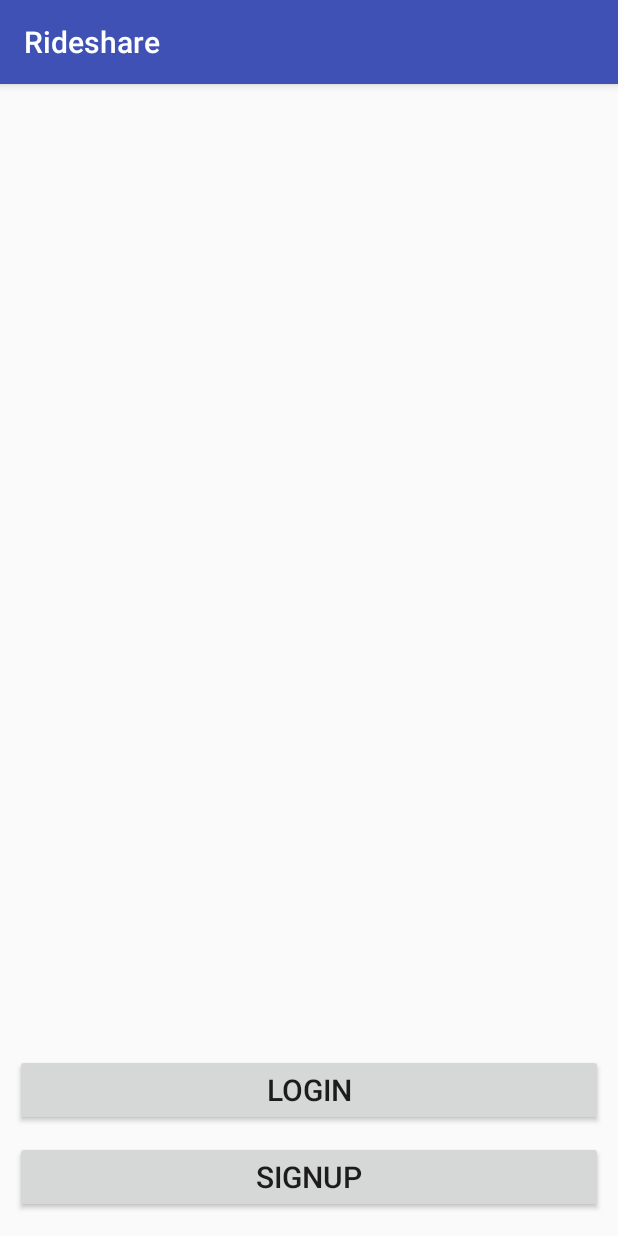
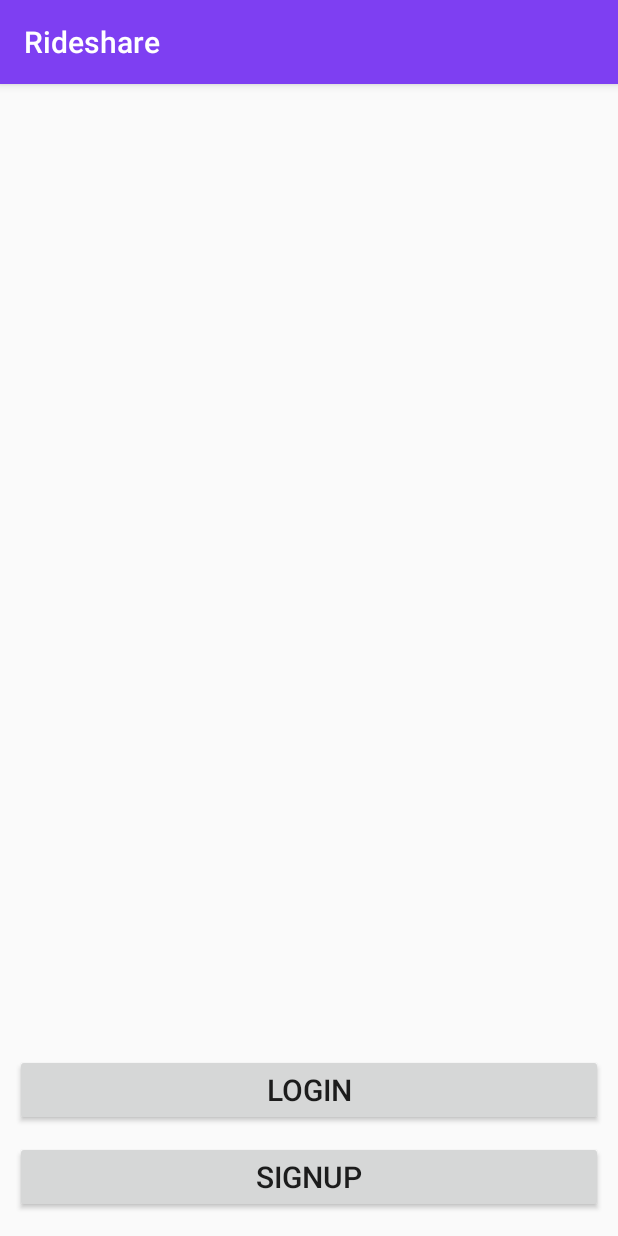
Before and after one commit to m-aamir95/Rideshare-FYP, an Android app: the screen it shows after launch (WelcomeActivity), on a phone screen of 412 x 824 dp. Run offline under Robolectric (Android 15) with nearby library versions, the phone set to English and light mode, and no system bars; our stand-ins replace Firebase (no records; nobody signed in at launch, a user with empty details on screens opened directly).

Commit message:
Improved the Gui a little, but clearly more work is needed

```diff
--- a/app/src/main/res/values-v21/styles.xml
+++ b/app/src/main/res/values-v21/styles.xml
@@ -1,8 +1,10 @@
 <resources>
 
-    <style name="AppTheme.NoActionBar">
+    <style name="AppTheme.NoActionBar" parent="BaseAppTheme">
         <item name="windowActionBar">false</item>
         <item name="windowNoTitle">true</item>
         <item name="android:statusBarColor">@android:color/transparent</item>
     </style>
+
+
 </resources>
--- a/app/src/main/res/values/colors.xml
+++ b/app/src/main/res/values/colors.xml
@@ -1,6 +1,6 @@
 <?xml version="1.0" encoding="utf-8"?>
 <resources>
-    <color name="colorPrimary">#3F51B5</color>
-    <color name="colorPrimaryDark">#303F9F</color>
+    <color name="colorPrimary">#7e3ff2</color>
+    <color name="colorPrimaryDark">#5300e8</color>
     <color name="colorAccent">#FF4081</color>
 </resources>
--- a/app/src/main/res/values/styles.xml
+++ b/app/src/main/res/values/styles.xml
@@ -1,12 +1,31 @@
 <resources>
 
-    <!-- Base application theme. -->
-    <style name="AppTheme" parent="Theme.AppCompat.Light.DarkActionBar">
+    <!-- API Version less than 21. -->
+    <style name="AppTheme" parent="BaseAppTheme">
+        <!-- Customize your theme here. -->
+
+    </style>
+
+
+    <!--Base Application Theme-->
+    <style name="BaseAppTheme" parent="Theme.AppCompat.Light.DarkActionBar">
         <!-- Customize your theme here. -->
         <item name="colorPrimary">@color/colorPrimary</item>
         <item name="colorPrimaryDark">@color/colorPrimaryDark</item>
         <item name="colorAccent">@color/colorAccent</item>
+
+
+
+        <!--Color scheme for buttons -->
+       <item name="colorControlNormal">#FB8C00</item>
+       <item name="colorControlHighlight">#9FA8DA</item>
+       <item name="colorControlActivated">@color/colorAccent</item>
+
+
     </style>
+
+
+
 
     <style name="AppTheme.NoActionBar">
         <item name="windowActionBar">false</item>
```
